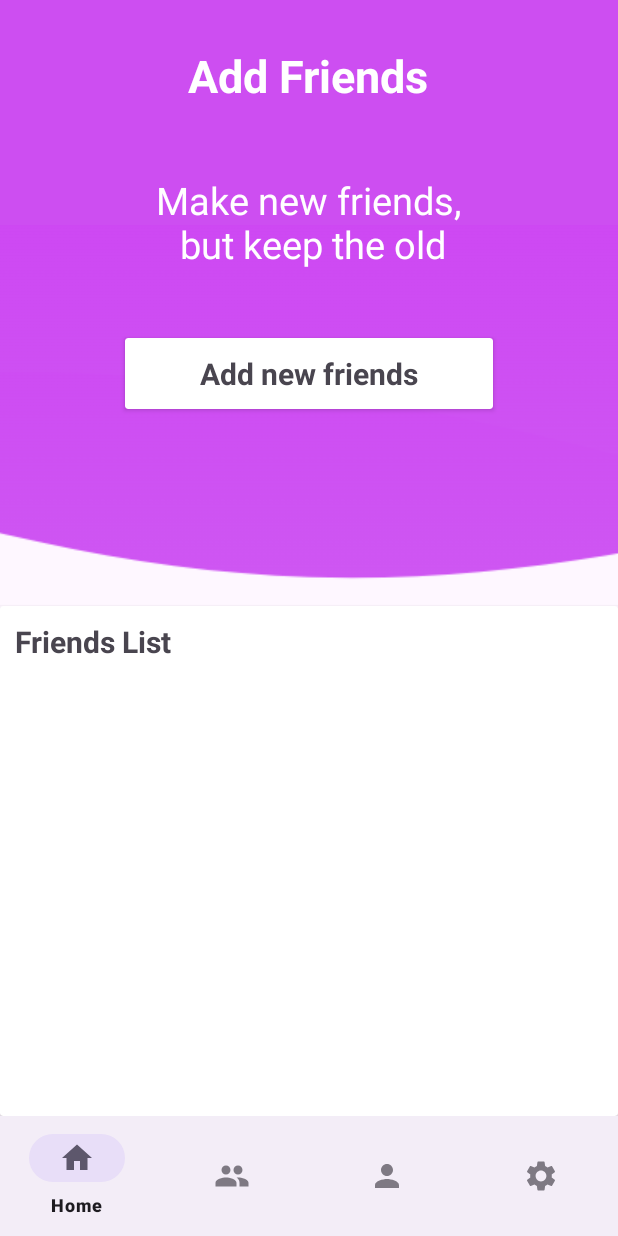
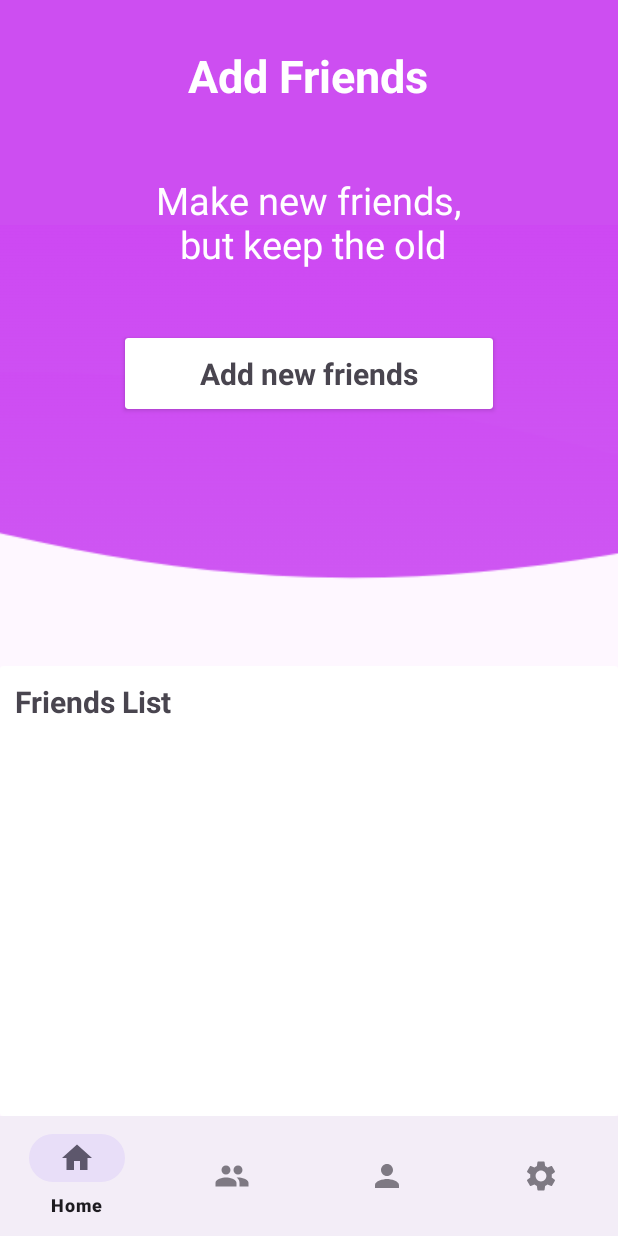
Before and after one commit to Splitz4/splitz, an Android app: the fragment addFriends placed in its activity, on a phone screen of 412 x 824 dp. Run offline under Robolectric (Android 15) with nearby library versions, the phone set to English and light mode, and no system bars; our stand-ins replace Firebase (no records; nobody signed in at launch, a user with empty details on screens opened directly); 2 statements that could not run were skipped.

Commit message:
add friends contactList home_Freg

```diff
--- a/app/src/main/java/com/example/splitz/addFriends.kt
+++ b/app/src/main/java/com/example/splitz/addFriends.kt
@@ -7,6 +7,7 @@ import android.view.LayoutInflater
 import android.view.View
 import android.view.ViewGroup
 import android.widget.TextView
+import androidx.cardview.widget.CardView
 
 // TODO: Rename parameter arguments, choose names that match
 // the fragment initialization parameters, e.g. ARG_ITEM_NUMBER
@@ -36,7 +37,7 @@ class addFriends : Fragment() {
     ): View? {
         // Inflate the layout for this fragment
         val view = inflater.inflate(R.layout.fragment_add_friends, container, false)
-        val buttonContact = view.findViewById<TextView>(R.id.buttonContact)
+        val buttonContact = view.findViewById<CardView>(R.id.buttonContact)
         buttonContact.setOnClickListener{
             navigateButton()
         }
--- a/app/src/main/java/com/example/splitz/create_Group.kt
+++ b/app/src/main/java/com/example/splitz/create_Group.kt
@@ -19,7 +19,7 @@ class create_Group : AppCompatActivity(), EasyPermissions.PermissionCallbacks {
     private lateinit var binding: ActivityCreateGroupBinding
 
     var arrayList: ArrayList<ContactModel> = arrayListOf()
-    var rcvAdapter: RCVAdapter = RCVAdapter(arrayList)
+    var rcvAdapter: RCVAdapter = RCVAdapter(this,arrayList)
 
     override fun onCreate(savedInstanceState: Bundle?) {
         super.onCreate(savedInstanceState)
@@ -35,7 +35,7 @@ class create_Group : AppCompatActivity(), EasyPermissions.PermissionCallbacks {
             binding.apply {
                 rcvContact.apply {
                     layoutManager = LinearLayoutManager(this@create_Group)
-                    adapter = RCVAdapter(arrayList)
+                    adapter = RCVAdapter(context,arrayList)
 
                 }
             }
--- a/app/src/main/java/com/example/splitz/freg_Group.kt
+++ b/app/src/main/java/com/example/splitz/freg_Group.kt
@@ -7,6 +7,7 @@ import android.view.LayoutInflater
 import android.view.View
 import android.view.ViewGroup
 import android.widget.TextView
+import androidx.cardview.widget.CardView
 
 // TODO: Rename parameter arguments, choose names that match
 // the fragment initialization parameters, e.g. ARG_ITEM_NUMBER
@@ -37,7 +38,7 @@ class freg_Group : Fragment() {
     ): View? {
         // Inflate the layout for this fragment
         val view = inflater.inflate(R.layout.fragment_freg__group, container, false)
-        val buttonCreateGroup = view.findViewById<TextView>(R.id.buttonCreateGroup)
+        val buttonCreateGroup = view.findViewById<CardView>(R.id.buttonCreateGroup)
         buttonCreateGroup.setOnClickListener{
             navigateButton()
         }
--- a/app/src/main/res/layout/fragment_add_friends.xml
+++ b/app/src/main/res/layout/fragment_add_friends.xml
@@ -3,6 +3,7 @@
     xmlns:tools="http://schemas.android.com/tools"
     android:layout_width="match_parent"
     android:layout_height="match_parent"
+    xmlns:app="http://schemas.android.com/apk/res-auto"
     tools:context=".addFriends">
 
 
@@ -81,8 +82,10 @@
 
         <androidx.cardview.widget.CardView
             android:layout_width="match_parent"
-            android:layout_height="340dp"
-            android:layout_alignParentBottom="true">
+            android:layout_height="300dp"
+            android:layout_alignParentBottom="true"
+            app:cardElevation="0dp"
+            >
 
             <RelativeLayout
                 android:layout_width="match_parent"
--- a/app/src/main/res/layout/fragment_home__freg.xml
+++ b/app/src/main/res/layout/fragment_home__freg.xml
@@ -1,5 +1,6 @@
 <?xml version="1.0" encoding="utf-8"?>
-<FrameLayout xmlns:android="http://schemas.android.com/apk/res/android"
+<FrameLayout
+    xmlns:android="http://schemas.android.com/apk/res/android"
     xmlns:tools="http://schemas.android.com/tools"
     android:layout_width="match_parent"
     android:layout_height="match_parent"
```
Also changed, not shown: app/src/main/java/com/example/splitz/ContactModel.kt (+6 -1 lines), app/src/main/java/com/example/splitz/RCVAdapter.kt (+34 -1 lines), app/src/main/java/com/example/splitz/contactList.kt (+4 -3 lines), app/src/main/java/com/example/splitz/home_Freg.kt (+27 -17 lines), app/src/main/res/layout/fragment_freg__group.xml (+4 -3 lines). Lines whose indentation alone changed are shown as unchanged.
